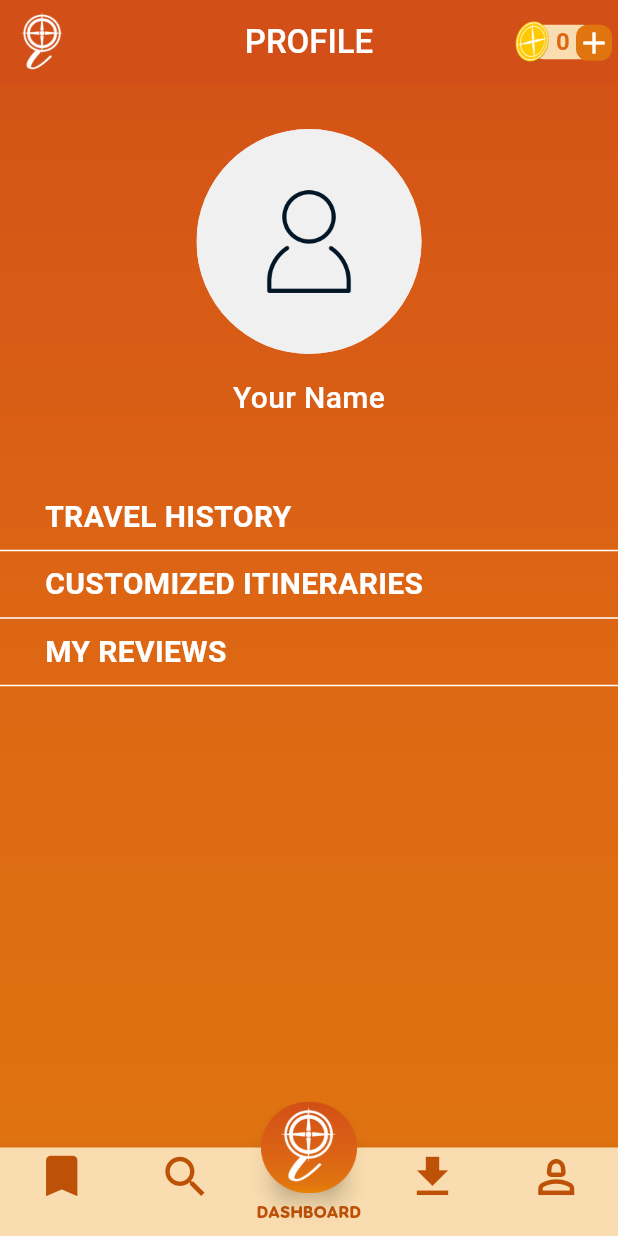
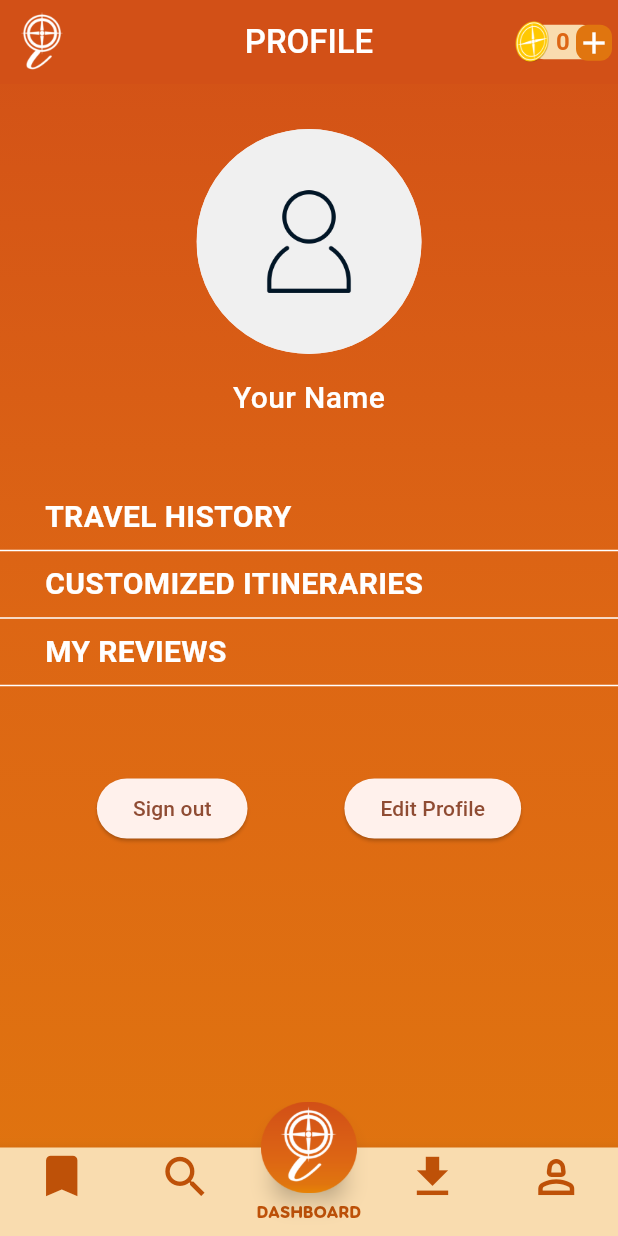
Before and after one commit to lalakingcaaath/iExplore, a Flutter app: the screen it shows once a user with an empty profile is signed in, item 5 of the bottom bar chosen, on a phone screen of 412 x 824 dp. Run offline on Flutter 3.47's test engine with Material 3 defaults, Android fonts, the phone set to English and light mode, and no system bars; our stand-ins replace firebase_auth, firebase_core; accounts and stored records are empty; Roboto replaces fonts that are missing (FSP-Demo); project files that could hold a hidden picture were left out.

Commit message:
:sparkles: profile.dart added edit profile and sign out buttons

```diff
--- a/lib/pages/profile.dart
+++ b/lib/pages/profile.dart
@@ -116,6 +116,22 @@ class _ProfileState extends State<Profile> {
                 Divider(
                   color: Colors.white,
                 ),
+                Container(
+                  margin: const EdgeInsets.only(top: 50),
+                ),
+                Row(
+                  mainAxisAlignment: MainAxisAlignment.spaceEvenly,
+                  children: [
+                    ElevatedButton(
+                      onPressed: () {},
+                      child: Text('Sign out')
+                    ),
+                    ElevatedButton(
+                        onPressed: () {},
+                        child: Text('Edit Profile')
+                    ),
+                  ],
+                ),
               ],
             ),
           ),
```
